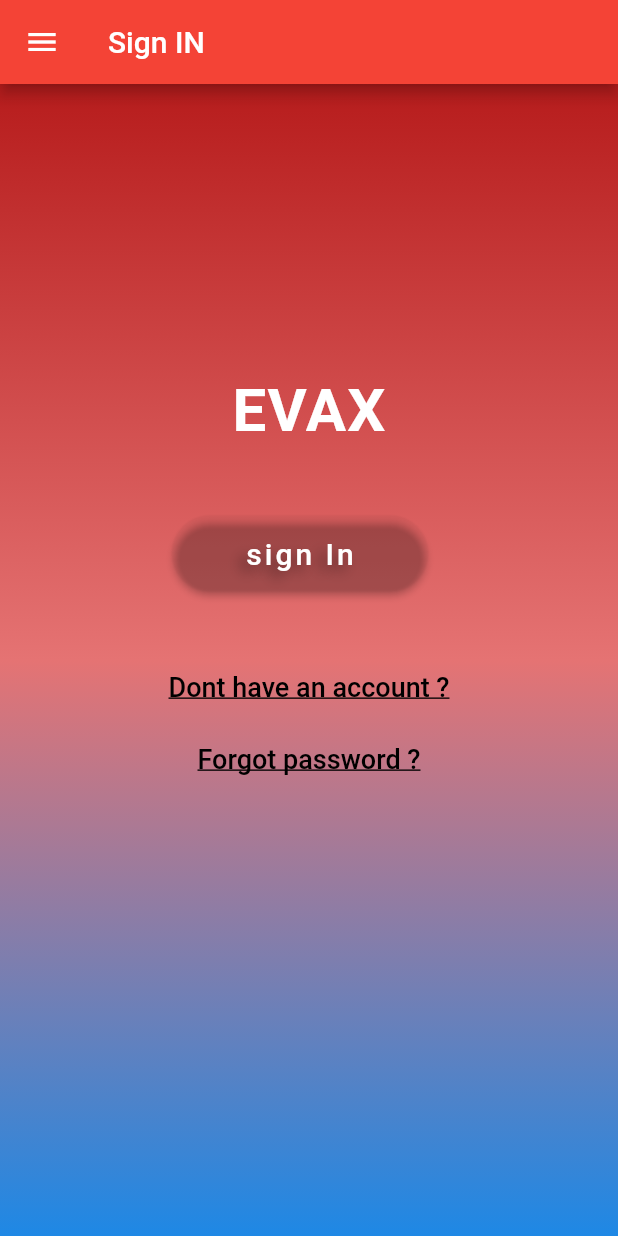
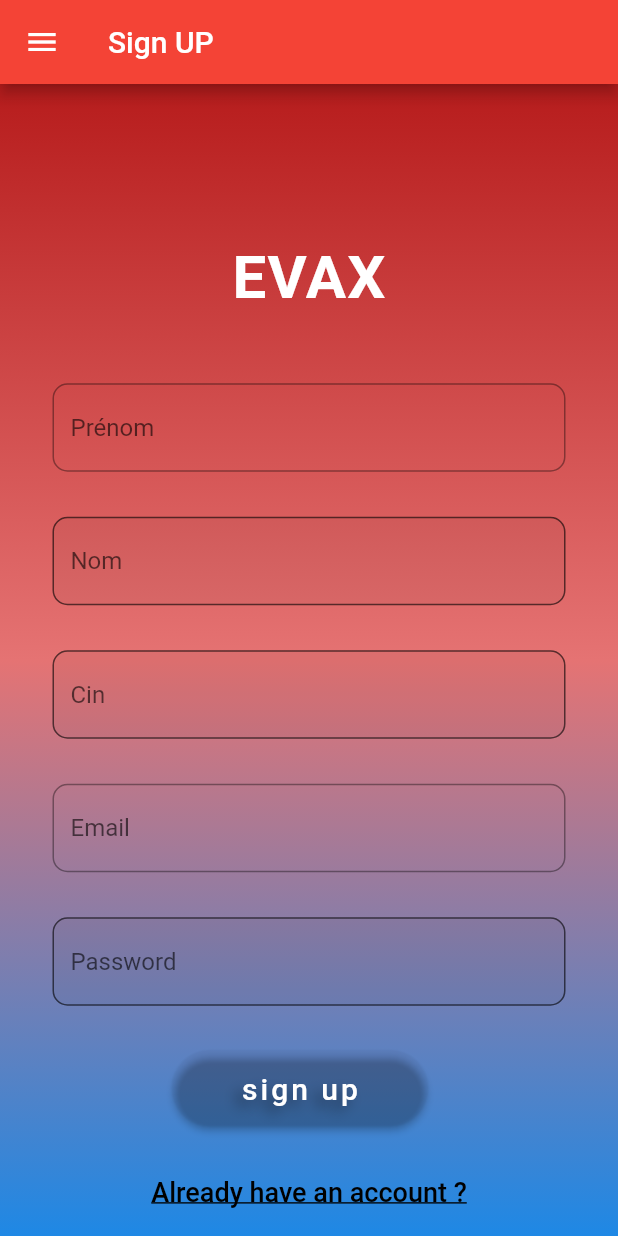
Before and after one commit to belhadjkacemdonia/app_EVAX, a Flutter app: the SignIn screen opened directly, after a tap on "Dont have an account ?", on a phone screen of 412 x 824 dp. Run offline on Flutter 3.47's test engine with Material 2 defaults, Android fonts, the phone set to English and light mode, and no system bars; our stand-ins replace carousel_slider; network calls fail.

Commit message:
SignUP color_utils

```diff
--- a/lib/citoyen_cin.dart
+++ b/lib/citoyen_cin.dart
@@ -2,7 +2,8 @@ import 'package:evax_app/utils/color_utils.dart';
 import 'package:flutter/material.dart';
 
 import 'drawer.dart';
-import 'signin.dart';
+import 'profil.dart';
+import 'signup.dart';
 
 class SignIn extends StatefulWidget {
   const SignIn({Key? key}) : super(key: key);
@@ -65,6 +66,43 @@ class _SignInState extends State<SignIn> {
                           margin: EdgeInsets.only(left: 35, right: 35),
                           child: Column(
                             children: [
+                              TextFormField(
+                                style: TextStyle(color: Colors.black),
+                                validator: (value) {
+                                  if (value!.isEmpty) {
+                                    return 'email field must not be empty';
+                                  }
+                                  return null;
+                                },
+                                decoration: InputDecoration(
+                                  hintText: "Email",
+                                  border: OutlineInputBorder(
+                                    borderRadius: BorderRadius.circular(10),
+                                  ),
+                                ),
+                              ),
+                              SizedBox(
+                                height: 30,
+                              ),
+                              TextFormField(
+                                style: TextStyle(),
+                                obscureText: true,
+                                validator: (value) {
+                                  if (value!.isEmpty) {
+                                    return 'password field must not be empty';
+                                  }
+                                  return null;
+                                },
+                                decoration: InputDecoration(
+                                    filled: true,
+                                    hintText: "Password",
+                                    border: OutlineInputBorder(
+                                      borderRadius: BorderRadius.circular(10),
+                                    )),
+                              ),
+                              SizedBox(
+                                height: 30,
+                              ),
                               Row(
                                 mainAxisAlignment: MainAxisAlignment.spaceBetween,
                                 children: [
@@ -84,7 +122,7 @@ class _SignInState extends State<SignIn> {
                                           // foreground
                                         ),
                                         onPressed: () {
-                                          Navigator.push(context, MaterialPageRoute(builder: (context)=> citoyen_cin()
+                                          Navigator.push(context, MaterialPageRoute(builder: (context)=> profil()
                                           ));
                                         },
                                         child: const Text(
@@ -114,7 +152,8 @@ class _SignInState extends State<SignIn> {
                                 children: [
                                   TextButton(
                                       onPressed: () {
-
+                                        Navigator.push(context, MaterialPageRoute(builder: (context)=> SignUp()
+                                        ));
                                       },
                                       child: Text(
                                         'Dont have an account ?',
@@ -128,6 +167,7 @@ class _SignInState extends State<SignIn> {
                               ),
                               TextButton(
                                 onPressed: () {
+
 
                                 },
                                 child: Text(
--- /dev/null
+++ b/lib/profil.dart
@@ -0,0 +1,17 @@
+import 'package:flutter/material.dart';
+import 'citoyen_cin.dart';
+import 'drawer.dart';
+
+
+class profil extends StatelessWidget{
+  @override
+  Widget build(BuildContext context) {
+    // TODO: implement build
+    return Scaffold(
+      appBar: AppBar(title: Text("profil"),
+        backgroundColor: Colors.red,),
+      drawer: Mydrawer(),
+
+    );
+  }
+}
--- /dev/null
+++ b/lib/signup.dart
@@ -0,0 +1,225 @@
+
+import 'package:flutter/material.dart';
+import 'citoyen_cin.dart';
+import 'drawer.dart';
+
+class SignUp extends StatefulWidget {
+  const SignUp({super.key});
+
+  @override
+  _SignUpState createState() => _SignUpState();
+}
+
+
+
+class _SignUpState extends State<SignUp> {
+
+  @override
+  Widget build(BuildContext context) {
+    return Scaffold(
+        appBar: AppBar(title: Text("Sign UP"),
+          backgroundColor: Colors.red,),
+        drawer: Mydrawer(),
+        body: Container(
+          decoration: BoxDecoration(
+              gradient: LinearGradient(
+                begin: Alignment.topCenter,
+                end: Alignment.bottomCenter,
+                colors: [
+                  Colors.red.shade900,
+                  Colors.red.shade300,
+                  Colors.blue.shade600,
+                ],
+              )),
+          child: Center(
+            child: Stack(
+              children: [
+                SingleChildScrollView(
+                  child: Form(
+                    child: Container(
+                      child: Column(
+                        crossAxisAlignment: CrossAxisAlignment.start,
+                        children: [
+                          Column(
+                            children: [
+                              Center(
+                                child: Container(
+                                  padding: EdgeInsets.only(top: 100),
+                                  child: Text(
+                                    'EVAX\n',
+                                    style: TextStyle(
+                                      color: Colors.white,
+                                      fontSize: 40,
+                                      fontWeight: FontWeight.w600,
+                                      letterSpacing: 0.8,
+                                    ),
+                                    overflow: TextOverflow.ellipsis,
+                                  ),
+                                ),
+                              ),
+                            ],
+                          ),
+                          Container(
+                            margin: EdgeInsets.only(left: 35, right: 35),
+                            child: Column(
+                              children: [
+                                TextFormField(
+                                  style: TextStyle(color: Colors.black),
+
+                                  decoration: InputDecoration(
+                                    hintText: "Prénom",
+                                    border: OutlineInputBorder(
+                                      borderRadius: BorderRadius.circular(10),
+                                    ),
+                                  ),
+                                ),
+                                SizedBox(
+                                  height: 30,
+                                ),
+                                TextFormField(
+                                  style: TextStyle(),
+                                  obscureText: true,
+
+
+                                  decoration: InputDecoration(
+                                      filled: true,
+                                      hintText: "Nom",
+                                      border: OutlineInputBorder(
+                                        borderRadius: BorderRadius.circular(10),
+                                      )),
+                                ),
+                                SizedBox(
+                                  height: 30,
+                                ),
+                                TextFormField(
+                                  style: TextStyle(),
+                                  obscureText: true,
+
+
+                                  decoration: InputDecoration(
+                                      filled: true,
+                                      hintText: "Cin",
+                                      border: OutlineInputBorder(
+                                        borderRadius: BorderRadius.circular(10),
+                                      )),
+                                ),
+                                SizedBox(
+                                  height: 30,
+                                ),
+                                TextFormField(
+                                  style: TextStyle(color: Colors.black),
+                                  validator: (value) {
+                                    if (value!.isEmpty) {
+                                      return 'email field must not be empty';
+                                    }
+                                    return null;
+                                  },
+                                  decoration: InputDecoration(
+                                    hintText: "Email",
+                                    border: OutlineInputBorder(
+                                      borderRadius: BorderRadius.circular(10),
+                                    ),
+                                  ),
+                                ),
+                                SizedBox(
+                                  height: 30,
+                                ),
+                                TextFormField(
+                                  style: TextStyle(),
+                                  obscureText: true,
+                                  validator: (value) {
+                                    if (value!.isEmpty) {
+                                      return 'password field must not be empty';
+                                    }
+                                    return null;
+                                  },
+                                  decoration: InputDecoration(
+                                      filled: true,
+                                      hintText: "Password",
+                                      border: OutlineInputBorder(
+                                        borderRadius: BorderRadius.circular(10),
+                                      )),
+                                ),
+                                SizedBox(
+                                  height: 30,
+                                ),
+
+                                Row(
+                                  mainAxisAlignment: MainAxisAlignment.spaceBetween,
+                                  children: [
+                                    SizedBox(
+                                      width: 250,
+                                      height: 50,
+                                      child: Padding(
+                                        padding: const EdgeInsets.only(left: 80.0),
+                                        child: ElevatedButton(
+                                          style: ElevatedButton.styleFrom(
+                                            foregroundColor: Colors.white,
+                                            backgroundColor: Color(000000),
+                                            shape: RoundedRectangleBorder(
+                                              borderRadius:
+                                              BorderRadius.circular(30.0),
+                                            ),
+                                            // foreground
+                                          ),
+                                          onPressed: () {
+                                            Navigator.push(context, MaterialPageRoute(builder: (context)=> SignIn()
+                                            ));
+                                          },
+                                          child: const Text(
+                                            'sign up',
+                                            style: TextStyle(
+                                              fontSize: 20,
+                                              shadows: [
+                                                Shadow(
+                                                  blurRadius: 10.0,
+                                                  color: Colors.black38,
+                                                  offset: Offset(-5.0, 5.0),
+                                                ),
+                                              ],
+                                              letterSpacing: 2,
+                                            ),
+                                          ),
+                                        ),
+                                      ),
+                                    ),
+                                  ],
+                                ),
+                                SizedBox(
+                                  height: 20,
+                                ),
+                                Row(
+                                  mainAxisAlignment: MainAxisAlignment.spaceAround,
+                                  children: [
+                                    TextButton(
+                                      onPressed: () {
+                                        Navigator.push(context, MaterialPageRoute(builder: (context)=> SignIn()
+                                        ));
+                                      },
+                                      child: Text(
+                                        'Already have an account ?',
+                                        style: TextStyle(
+                                          decoration: TextDecoration.underline,
+                                          color: Colors.black,
+                                          fontSize: 18,
+                                        ),
+                                      ),
+                                    ),
+                                  ],
+                                ),
+                              ],
+                            ),
+                          )
+                        ],
+                      ),
+                    ),
+                  ),
+                ),
+              ],
+            ),
+          ),
+        )
+    );
+  }
+
+}
--- /dev/null
+++ b/lib/utils/color_utils.dart
@@ -0,0 +1,9 @@
+import 'package:flutter/material.dart';
+
+hexStringToColor(String hexColor){
+  hexColor = hexColor.toUpperCase().replaceAll("#", "");
+  if(hexColor.length==6){
+    hexColor= "ff"+hexColor;
+  }
+  return Color(int.parse(hexColor, radix:16));
+}
```
Also changed, not shown: pubspec.lock.
